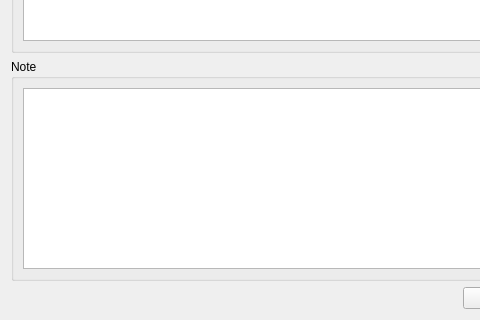
Before: the Qt Designer form itemview.ui in xlongfeng/agreement, drawn with Qt 5; both pictures show x 0 to 480 and y 320 to 640 of the 640 by 640 pixel window.
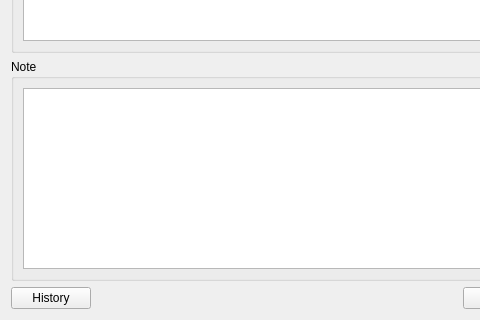
After: the same form once the commit is applied.

Diff of the .ui file:
```diff
--- a/itemview.ui
+++ b/itemview.ui
@@ -185,6 +185,13 @@
    </item>
    <item>
     <layout class="QHBoxLayout" name="horizontalLayout_3">
+     <item>
+      <widget class="QPushButton" name="historyPushButton">
+       <property name="text">
+        <string>History</string>
+       </property>
+      </widget>
+     </item>
      <item>
       <spacer name="horizontalSpacer_2">
        <property name="orientation">
```
